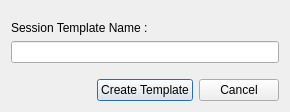
Old version of the form resources/ui/save_template_session.ui in the repository Houston4444/RaySession.
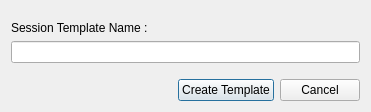
New version of the form. Icons and pictures are not drawn.

Commit message: apply client template in new client template dialog

```diff
--- a/resources/ui/save_template_session.ui
+++ b/resources/ui/save_template_session.ui
@@ -9,7 +9,7 @@
    <rect>
     <x>0</x>
     <y>0</y>
-    <width>290</width>
+    <width>371</width>
     <height>112</height>
    </rect>
   </property>
```
Left out of the diff: 4 changed lines with no effect on the pictures. The commit also changes 1 other file.
